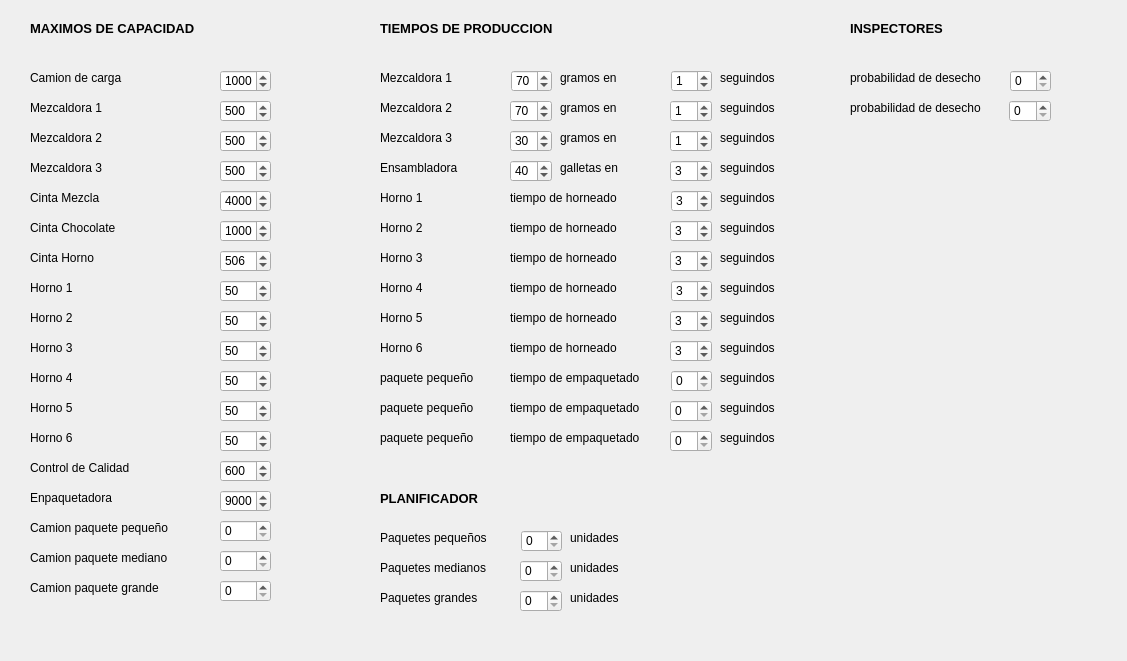
Above: Fabrica/configuracion.ui from gaboq98/FABRICA before the change. Below: the same form after it.
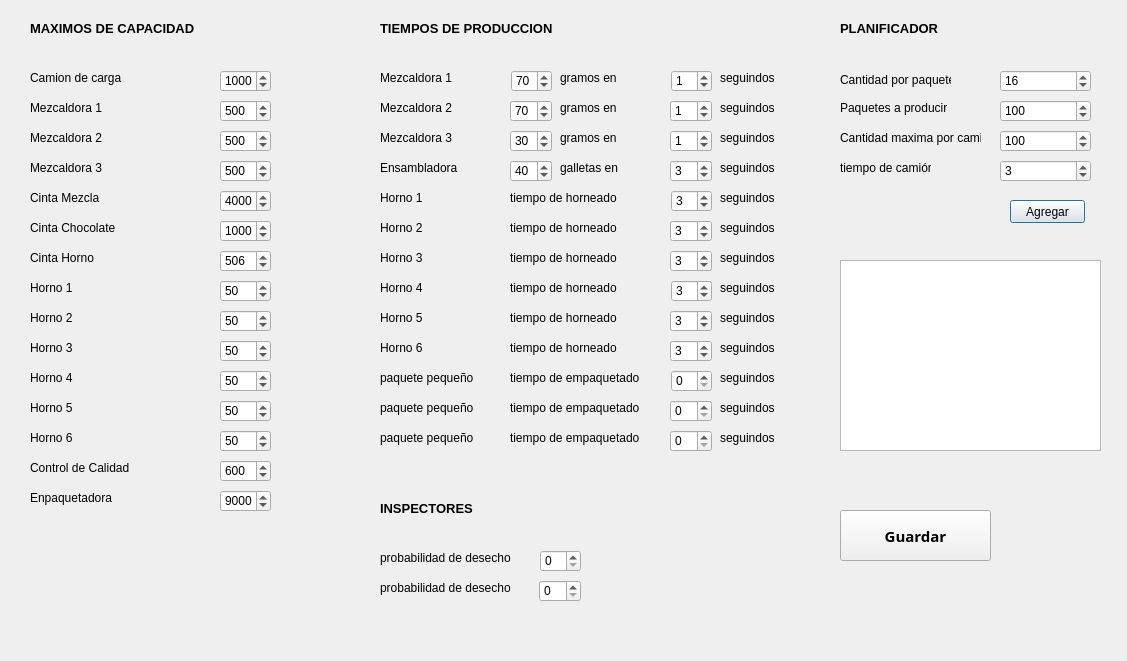
That is the form after the change.

Commit message: Lista agregada

Diff of the .ui file:
```diff
--- a/Fabrica/configuracion.ui
+++ b/Fabrica/configuracion.ui
@@ -248,45 +248,6 @@
     <string>Enpaquetadora</string>
    </property>
   </widget>
-  <widget class="QLabel" name="label_19">
-   <property name="geometry">
-    <rect>
-     <x>30</x>
-     <y>520</y>
-     <width>151</width>
-     <height>16</height>
-    </rect>
-   </property>
-   <property name="text">
-    <string>Camion paquete pequeño</string>
-   </property>
-  </widget>
-  <widget class="QLabel" name="label_20">
-   <property name="geometry">
-    <rect>
-     <x>30</x>
-     <y>550</y>
-     <width>151</width>
-     <height>16</height>
-    </rect>
-   </property>
-   <property name="text">
-    <string>Camion paquete mediano</string>
-   </property>
-  </widget>
-  <widget class="QLabel" name="label_21">
-   <property name="geometry">
-    <rect>
-     <x>30</x>
-     <y>580</y>
-     <width>151</width>
-     <height>16</height>
-    </rect>
-   </property>
-   <property name="text">
-    <string>Camion paquete grande</string>
-   </property>
-  </widget>
   <widget class="QLabel" name="label_22">
    <property name="geometry">
     <rect>
@@ -446,8 +407,8 @@
   <widget class="QLabel" name="label_34">
    <property name="geometry">
     <rect>
-     <x>380</x>
-     <y>490</y>
+     <x>840</x>
+     <y>20</y>
      <width>141</width>
      <height>16</height>
     </rect>
@@ -463,45 +424,6 @@
     <string>PLANIFICADOR</string>
    </property>
   </widget>
-  <widget class="QLabel" name="label_35">
-   <property name="geometry">
-    <rect>
-     <x>380</x>
-     <y>530</y>
-     <width>111</width>
-     <height>16</height>
-    </rect>
-   </property>
-   <property name="text">
-    <string>Paquetes pequeños</string>
-   </property>
-  </widget>
-  <widget class="QLabel" name="label_36">
-   <property name="geometry">
-    <rect>
-     <x>380</x>
-     <y>560</y>
-     <width>111</width>
-     <height>16</height>
-    </rect>
-   </property>
-   <property name="text">
-    <string>Paquetes medianos</string>
-   </property>
-  </widget>
-  <widget class="QLabel" name="label_37">
-   <property name="geometry">
-    <rect>
-     <x>380</x>
-     <y>590</y>
-     <width>111</width>
-     <height>16</height>
-    </rect>
-   </property>
-   <property name="text">
-    <string>Paquetes grandes</string>
-   </property>
-  </widget>
   <widget class="QLabel" name="label_38">
    <property name="geometry">
     <rect>
@@ -755,50 +677,11 @@
     <number>50</number>
    </property>
   </widget>
-  <widget class="QSpinBox" name="max_camion_pak10">
-   <property name="geometry">
-    <rect>
-     <x>220</x>
-     <y>550</y>
-     <width>51</width>
-     <height>22</height>
-    </rect>
-   </property>
-   <property name="maximum">
-    <number>10000</number>
-   </property>
-  </widget>
-  <widget class="QSpinBox" name="max_camion_pack16">
-   <property name="geometry">
-    <rect>
-     <x>220</x>
-     <y>580</y>
-     <width>51</width>
-     <height>22</height>
-    </rect>
-   </property>
-   <property name="maximum">
-    <number>10000</number>
-   </property>
-  </widget>
-  <widget class="QSpinBox" name="max_camion_pack4">
-   <property name="geometry">
-    <rect>
-     <x>220</x>
-     <y>520</y>
-     <width>51</width>
-     <height>22</height>
-    </rect>
-   </property>
-   <property name="maximum">
-    <number>10000</number>
-   </property>
-  </widget>
   <widget class="QLabel" name="label_39">
    <property name="geometry">
     <rect>
-     <x>850</x>
-     <y>20</y>
+     <x>380</x>
+     <y>500</y>
      <width>131</width>
      <height>16</height>
     </rect>
@@ -1415,80 +1298,11 @@
     <number>10000</number>
    </property>
   </widget>
-  <widget class="QLabel" name="label_67">
-   <property name="geometry">
-    <rect>
-     <x>570</x>
-     <y>530</y>
-     <width>61</width>
-     <height>16</height>
-    </rect>
-   </property>
-   <property name="text">
-    <string>unidades</string>
-   </property>
-  </widget>
-  <widget class="QSpinBox" name="cant_total_pack16">
-   <property name="geometry">
-    <rect>
-     <x>520</x>
-     <y>590</y>
-     <width>42</width>
-     <height>22</height>
-    </rect>
-   </property>
-  </widget>
-  <widget class="QLabel" name="label_68">
-   <property name="geometry">
-    <rect>
-     <x>570</x>
-     <y>590</y>
-     <width>61</width>
-     <height>16</height>
-    </rect>
-   </property>
-   <property name="text">
-    <string>unidades</string>
-   </property>
-  </widget>
-  <widget class="QSpinBox" name="cant_total_pack10">
-   <property name="geometry">
-    <rect>
-     <x>520</x>
-     <y>560</y>
-     <width>42</width>
-     <height>22</height>
-    </rect>
-   </property>
-  </widget>
-  <widget class="QSpinBox" name="cant_total_pack4">
-   <property name="geometry">
-    <rect>
-     <x>521</x>
-     <y>530</y>
-     <width>41</width>
-     <height>22</height>
-    </rect>
-   </property>
-  </widget>
-  <widget class="QLabel" name="label_69">
-   <property name="geometry">
-    <rect>
-     <x>570</x>
-     <y>560</y>
-     <width>61</width>
-     <height>16</height>
-    </rect>
-   </property>
-   <property name="text">
-    <string>unidades</string>
-   </property>
-  </widget>
   <widget class="QLabel" name="label_51">
    <property name="geometry">
     <rect>
-     <x>850</x>
-     <y>70</y>
+     <x>380</x>
+     <y>550</y>
      <width>141</width>
      <height>16</height>
     </rect>
@@ -1500,8 +1314,8 @@
   <widget class="QLabel" name="label_70">
    <property name="geometry">
     <rect>
-     <x>850</x>
-     <y>100</y>
+     <x>380</x>
+     <y>580</y>
      <width>141</width>
      <height>16</height>
     </rect>
@@ -1513,8 +1327,8 @@
   <widget class="QSpinBox" name="prob_inspec_2">
    <property name="geometry">
     <rect>
-     <x>1009</x>
-     <y>100</y>
+     <x>539</x>
+     <y>580</y>
      <width>42</width>
      <height>22</height>
     </rect>
@@ -1526,14 +1340,171 @@
   <widget class="QSpinBox" name="prob_inspec_1">
    <property name="geometry">
     <rect>
+     <x>540</x>
+     <y>550</y>
+     <width>41</width>
+     <height>22</height>
+    </rect>
+   </property>
+   <property name="maximum">
+    <number>100</number>
+   </property>
+  </widget>
+  <widget class="QSpinBox" name="cantidad_por_paquete">
+   <property name="geometry">
+    <rect>
+     <x>1000</x>
+     <y>70</y>
+     <width>91</width>
+     <height>22</height>
+    </rect>
+   </property>
+   <property name="value">
+    <number>16</number>
+   </property>
+  </widget>
+  <widget class="QSpinBox" name="cantidad_de_paquetes">
+   <property name="geometry">
+    <rect>
+     <x>1000</x>
+     <y>100</y>
+     <width>91</width>
+     <height>22</height>
+    </rect>
+   </property>
+   <property name="maximum">
+    <number>999999</number>
+   </property>
+   <property name="value">
+    <number>100</number>
+   </property>
+  </widget>
+  <widget class="QLabel" name="label_7">
+   <property name="geometry">
+    <rect>
+     <x>840</x>
+     <y>70</y>
+     <width>111</width>
+     <height>20</height>
+    </rect>
+   </property>
+   <property name="text">
+    <string>Cantidad por paquete</string>
+   </property>
+  </widget>
+  <widget class="QLabel" name="label_19">
+   <property name="geometry">
+    <rect>
+     <x>840</x>
+     <y>100</y>
+     <width>111</width>
+     <height>16</height>
+    </rect>
+   </property>
+   <property name="text">
+    <string>Paquetes a producir</string>
+   </property>
+  </widget>
+  <widget class="QLabel" name="label_20">
+   <property name="geometry">
+    <rect>
+     <x>840</x>
+     <y>130</y>
+     <width>141</width>
+     <height>16</height>
+    </rect>
+   </property>
+   <property name="text">
+    <string>Cantidad maxima por camión</string>
+   </property>
+  </widget>
+  <widget class="QSpinBox" name="spinBox">
+   <property name="geometry">
+    <rect>
+     <x>1000</x>
+     <y>130</y>
+     <width>91</width>
+     <height>22</height>
+    </rect>
+   </property>
+   <property name="maximum">
+    <number>9999999</number>
+   </property>
+   <property name="value">
+    <number>100</number>
+   </property>
+  </widget>
+  <widget class="QPushButton" name="pushButton">
+   <property name="geometry">
+    <rect>
      <x>1010</x>
-     <y>70</y>
-     <width>41</width>
+     <y>200</y>
+     <width>75</width>
+     <height>23</height>
+    </rect>
+   </property>
+   <property name="text">
+    <string>Agregar</string>
+   </property>
+  </widget>
+  <widget class="QLabel" name="label_21">
+   <property name="geometry">
+    <rect>
+     <x>840</x>
+     <y>160</y>
+     <width>91</width>
+     <height>16</height>
+    </rect>
+   </property>
+   <property name="text">
+    <string>tiempo de camión</string>
+   </property>
+  </widget>
+  <widget class="QSpinBox" name="spinBox_2">
+   <property name="geometry">
+    <rect>
+     <x>1000</x>
+     <y>160</y>
+     <width>91</width>
      <height>22</height>
     </rect>
    </property>
    <property name="maximum">
-    <number>100</number>
+    <number>9999</number>
+   </property>
+   <property name="value">
+    <number>3</number>
+   </property>
+  </widget>
+  <widget class="QPlainTextEdit" name="lista_de_paquetes">
+   <property name="geometry">
+    <rect>
+     <x>840</x>
+     <y>260</y>
+     <width>261</width>
+     <height>191</height>
+    </rect>
+   </property>
+  </widget>
+  <widget class="QPushButton" name="pushButton_2">
+   <property name="geometry">
+    <rect>
+     <x>840</x>
+     <y>510</y>
+     <width>151</width>
+     <height>51</height>
+    </rect>
+   </property>
+   <property name="font">
+    <font>
+     <family>Lucida Sans</family>
+     <pointsize>11</pointsize>
+     <weight>75</weight>
+     <bold>true</bold>
+    </font>
+   </property>
+   <property name="text">
+    <string>Guardar</string>
    </property>
   </widget>
  </widget>
```
The commit also changes 7 other files.
